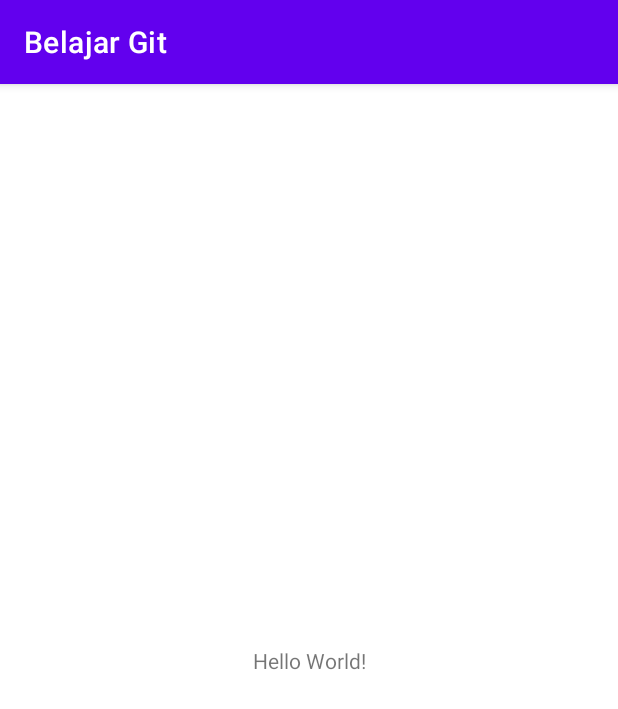
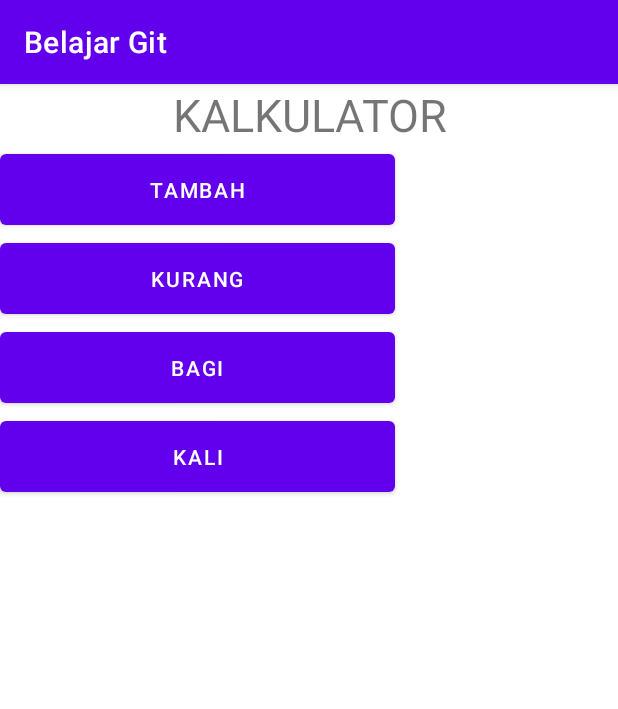
Before and after one commit to adhi-setyo/Calculator, an Android app: the screen it shows after launch (MainActivity), on a phone screen of 412 x 824 dp. Shown: the top 709 px of the screen. Run offline under Robolectric (Android 15) with nearby library versions, the phone set to English and light mode, and no system bars.

Commit message:
Add layout Home

```diff
--- a/app/src/main/res/layout/activity_main.xml
+++ b/app/src/main/res/layout/activity_main.xml
@@ -1,18 +1,41 @@
 <?xml version="1.0" encoding="utf-8"?>
-<androidx.constraintlayout.widget.ConstraintLayout xmlns:android="http://schemas.android.com/apk/res/android"
+<LinearLayout xmlns:android="http://schemas.android.com/apk/res/android"
     xmlns:app="http://schemas.android.com/apk/res-auto"
     xmlns:tools="http://schemas.android.com/tools"
     android:layout_width="match_parent"
     android:layout_height="match_parent"
+    android:orientation="vertical"
     tools:context=".MainActivity">
 
     <TextView
-        android:layout_width="wrap_content"
+        android:id="@+id/textView"
+        android:layout_width="match_parent"
         android:layout_height="wrap_content"
-        android:text="Hello World!"
-        app:layout_constraintBottom_toBottomOf="parent"
-        app:layout_constraintEnd_toEndOf="parent"
-        app:layout_constraintStart_toStartOf="parent"
-        app:layout_constraintTop_toTopOf="parent" />
+        android:text="KALKULATOR"
+        android:textSize="30dp"
+        android:textAlignment="center"/>
 
-</androidx.constraintlayout.widget.ConstraintLayout>
+    <Button
+        android:id="@+id/button"
+        android:layout_width="263dp"
+        android:layout_height="59dp"
+        android:text="Tambah" />
+
+    <Button
+        android:id="@+id/button2"
+        android:layout_width="263dp"
+        android:layout_height="59dp"
+        android:text="Kurang" />
+
+    <Button
+        android:id="@+id/button3"
+        android:layout_width="263dp"
+        android:layout_height="59dp"
+        android:text="Bagi" />
+
+    <Button
+        android:id="@+id/button4"
+        android:layout_width="263dp"
+        android:layout_height="59dp"
+        android:text="kali" />
+</LinearLayout>
```
